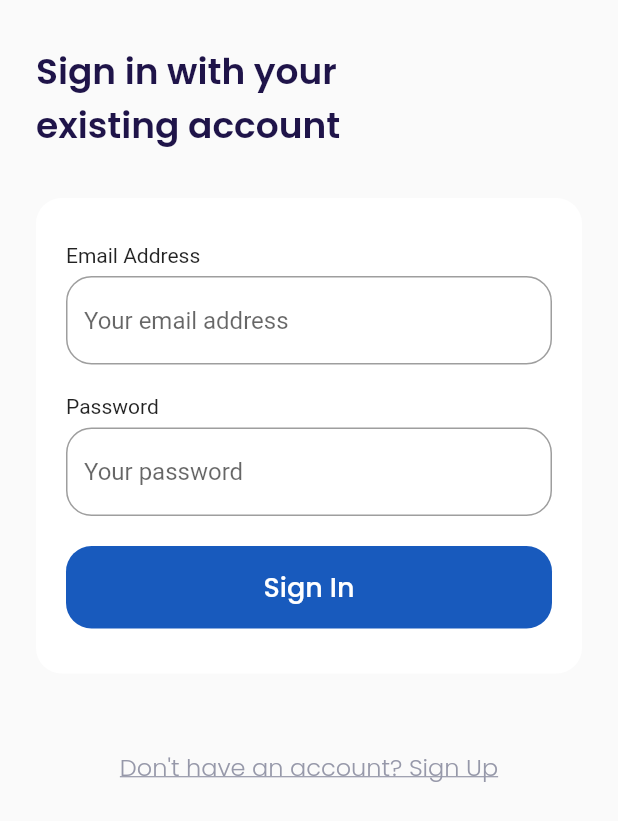
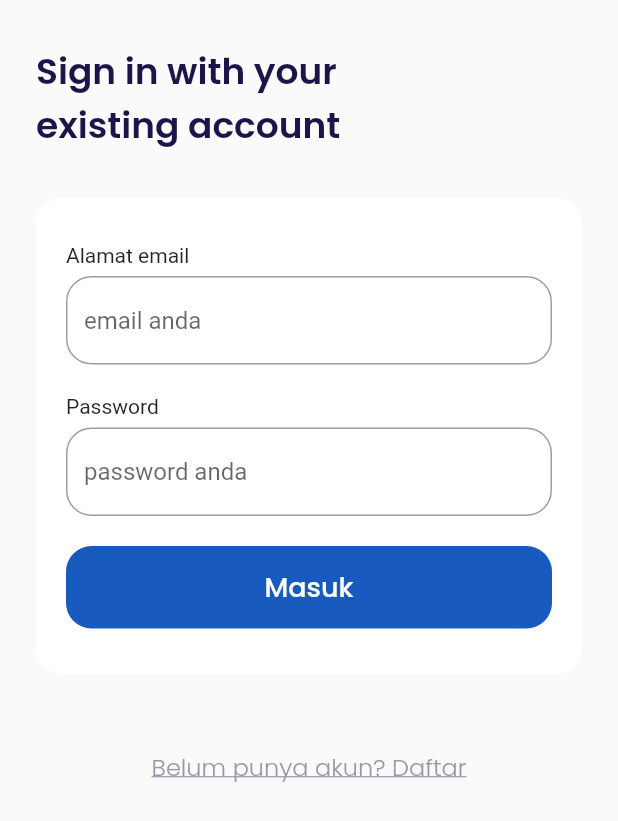
Before and after one commit to shintanr/ppb, a Flutter app: the SignInPage screen opened by its route, on a phone screen of 412 x 824 dp. Shown: the top 821 px of the screen. Run offline on Flutter 3.47's test engine with Material 2 defaults, Android fonts, the phone set to English and light mode, and no system bars; our stand-ins replace bloc, cloud_firestore, equatable, firebase_auth, firebase_core, flutter_bloc and 1 more; accounts and stored records are empty.

Commit message:
update sign up and sign in page

```diff
--- a/lib/ui/pages/sign_in_page.dart
+++ b/lib/ui/pages/sign_in_page.dart
@@ -31,8 +31,8 @@ class SignInPage extends StatelessWidget {
     Widget inputSection() {
       Widget emailInput() {
         return CustomTextFormField(
-          title: 'Email Address',
-          hintText: 'Your email address',
+          title: 'Alamat email',
+          hintText: 'email anda',
           controller: emailController,
         );
       }
@@ -40,7 +40,7 @@ class SignInPage extends StatelessWidget {
       Widget passwordInput() {
         return CustomTextFormField(
           title: 'Password',
-          hintText: 'Your password',
+          hintText: 'password anda',
           controller: passwordController,
           obscureText: true,
         );
@@ -68,7 +68,7 @@ class SignInPage extends StatelessWidget {
               );
             }
             return CustomButton(
-                title: 'Sign In',
+                title: 'Masuk',
                 onPressed: () {
                   context.read<AuthCubit>().signIn(
                         email: emailController.text,
@@ -108,7 +108,7 @@ class SignInPage extends StatelessWidget {
           alignment: Alignment.center,
           margin: EdgeInsets.only(top: 50, bottom: 73),
           child: Text(
-            'Don\'t have an account? Sign Up',
+            'Belum punya akun? Daftar',
             style: greyTextStyle.copyWith(
               fontSize: 16,
               fontWeight: light,
--- a/lib/ui/pages/sign_up_page.dart
+++ b/lib/ui/pages/sign_up_page.dart
@@ -85,7 +85,7 @@ class SignUpPage extends StatelessWidget {
               );
             }
             return CustomButton(
-                title: 'Get Started',
+                title: 'Daftar',
                 onPressed: () {
                   context.read<AuthCubit>().signUp(
                         email: emailController.text,
@@ -129,7 +129,7 @@ class SignUpPage extends StatelessWidget {
           alignment: Alignment.center,
           margin: EdgeInsets.only(top: 50, bottom: 73),
           child: Text(
-            'Sudah punya akun? Sign in',
+            'Sudah punya akun? Masuk',
             style: greyTextStyle.copyWith(
               fontSize: 16,
               fontWeight: light,
```
